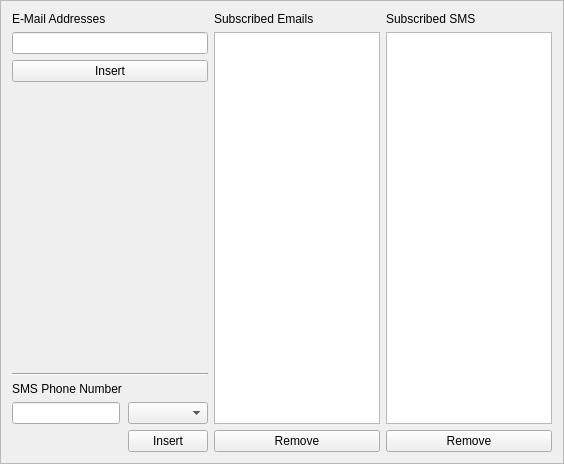
First picture: the form in src/smbconf.ui, repository Fran89/SMBCast, before the edit.
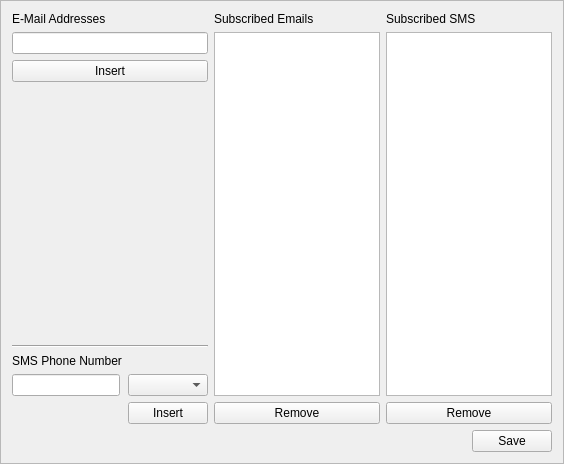
Second picture: the form after the edit.

The edit to the form file:
```diff
--- a/src/smbconf.ui
+++ b/src/smbconf.ui
@@ -19,7 +19,9 @@
   <property name="frameShadow">
    <enum>QFrame::Raised</enum>
   </property>
-  <layout class="QHBoxLayout" name="horizontalLayout">
+  <layout class="QVBoxLayout" name="verticalLayout_4">
+   <item>
+    <layout class="QHBoxLayout" name="horizontalLayout_3">
    <item>
     <layout class="QVBoxLayout" name="verticalLayout">
      <item>
@@ -122,6 +124,32 @@
       <widget class="QPushButton" name="RemoveSMS">
        <property name="text">
         <string>Remove</string>
+         </property>
+        </widget>
+       </item>
+      </layout>
+     </item>
+    </layout>
+   </item>
+   <item>
+    <layout class="QHBoxLayout" name="horizontalLayout_4">
+     <item>
+      <spacer name="horizontalSpacer">
+       <property name="orientation">
+        <enum>Qt::Horizontal</enum>
+       </property>
+       <property name="sizeHint" stdset="0">
+        <size>
+         <width>40</width>
+         <height>20</height>
+        </size>
+       </property>
+      </spacer>
+     </item>
+     <item>
+      <widget class="QPushButton" name="pushButton">
+       <property name="text">
+        <string>Save</string>
        </property>
       </widget>
      </item>
```
Lines whose indentation alone changed are shown as unchanged.
